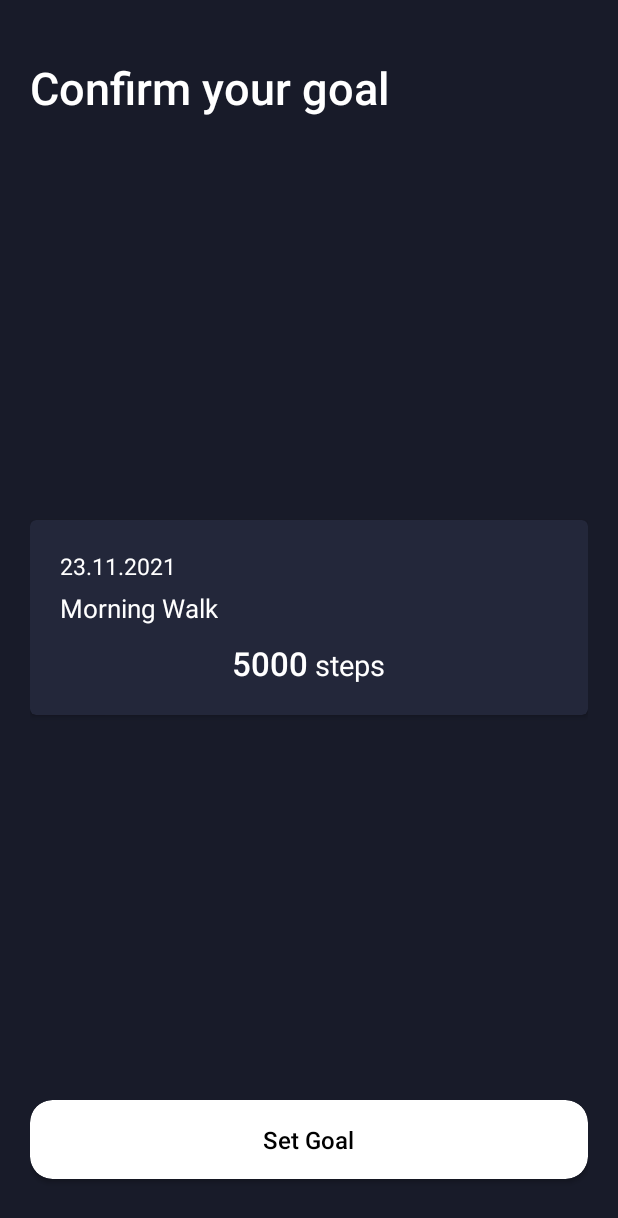
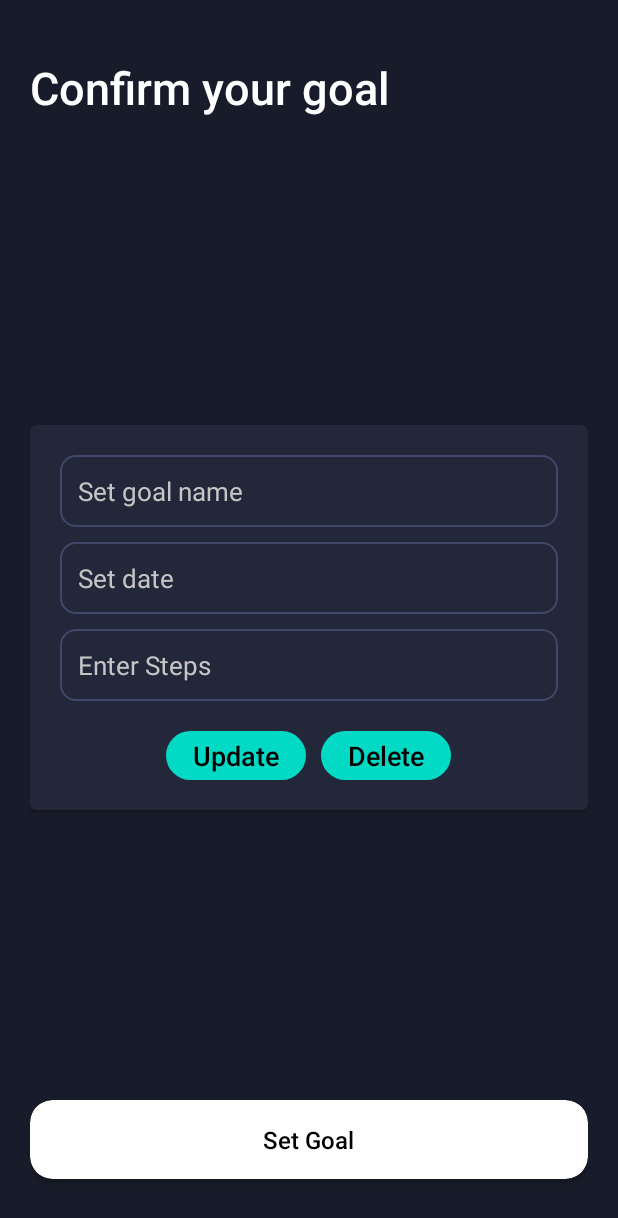
Before and after one commit to deepdhar/Fitness-App, an Android app: the SetGoalActivity screen opened directly, with no data from a screen before it, on a phone screen of 412 x 824 dp. Shown: the top 1218 px of the screen. Run offline under Robolectric (Android 15) with nearby library versions, the phone set to English and light mode, and no system bars.

Commit message:
added edit and delete functions in goals

```diff
--- a/app/src/main/java/com/example/fitnessapp/activities/SetGoalActivity.java
+++ b/app/src/main/java/com/example/fitnessapp/activities/SetGoalActivity.java
@@ -1,10 +1,12 @@
 package com.example.fitnessapp.activities;
 
+import androidx.annotation.Nullable;
 import androidx.appcompat.app.AppCompatActivity;
 import androidx.cardview.widget.CardView;
 
 import android.content.Intent;
 import android.os.Bundle;
+import android.widget.Button;
 import android.widget.TextView;
 import android.widget.Toast;
 
@@ -15,23 +17,47 @@ import com.example.fitnessapp.R;
 public class SetGoalActivity extends AppCompatActivity {
 
     TextView goalName, goalDate, goalSteps;
+    TextView updateButton, deleteButton;
     CardView setButton;
 
-    String name, date, steps;
+    String id, name, date, steps;
 
     @Override
     protected void onCreate(Bundle savedInstanceState) {
         super.onCreate(savedInstanceState);
         setContentView(R.layout.activity_set_goal);
 
-        goalDate = findViewById(R.id.item_date2);
-        goalName = findViewById(R.id.item_name2);
-        goalSteps = findViewById(R.id.item_steps2);
+        goalName = findViewById(R.id.goalNameEt2);
+        goalDate = findViewById(R.id.goalDateEt2);
+        goalSteps = findViewById(R.id.goalStepsEt2);
+        updateButton = findViewById(R.id.setGoal_updateButton);
+        deleteButton = findViewById(R.id.setGoal_deleteButton);
         setButton = findViewById(R.id.setButtonTv);
 
         getAndSetIntentData();
 
-        // when set button is pressed, todaysGoalTv in HomeFragment is updated
+        //update goals
+        updateButton.setOnClickListener(view -> {
+            name = goalName.getText().toString().trim();
+            date = goalDate.getText().toString().trim();
+            steps = goalSteps.getText().toString().trim();
+            GoalDatabaseClass goalDb = new GoalDatabaseClass(this);
+            goalDb.updateData(id, name, date, steps);
+
+            Intent intent = new Intent(getApplicationContext(), HomeActivity.class);
+            startActivity(intent);
+        });
+
+        //delete goals
+        deleteButton.setOnClickListener(view -> {
+            GoalDatabaseClass goalDb = new GoalDatabaseClass(this);
+            goalDb.deleteOneRow(id);
+
+            Intent intent = new Intent(getApplicationContext(), HomeActivity.class);
+            startActivity(intent);
+        });
+
+        // goals deleted from HomeFragment and moved to History
         setButton.setOnClickListener(view -> {
 
             //add data in history database
@@ -40,8 +66,9 @@ public class SetGoalActivity extends AppCompatActivity {
                     goalDate.getText().toString(),
                     Integer.parseInt(goalSteps.getText().toString()));
 
+            //delete data from main list after moving to history database
             GoalDatabaseClass goalDb = new GoalDatabaseClass(this);
-            goalDb.deleteOneRow(name);
+            goalDb.deleteOneRow(id);
 
             Intent intent = new Intent(getApplicationContext(), HomeActivity.class);
             intent.putExtra("steps", String.valueOf(goalSteps.getText()));
@@ -50,10 +77,19 @@ public class SetGoalActivity extends AppCompatActivity {
 
     }
 
+    @Override
+    protected void onActivityResult(int requestCode, int resultCode, @Nullable Intent data) {
+        super.onActivityResult(requestCode, resultCode, data);
+        if(requestCode==1) {
+            recreate();
+        }
+    }
+
     void getAndSetIntentData() {
-        if(getIntent().hasExtra("goalName") && getIntent().hasExtra("goalDate")
+        if(getIntent().hasExtra("goalId") && getIntent().hasExtra("goalName") && getIntent().hasExtra("goalDate")
                 && getIntent().hasExtra("goalSteps")) {
             //Getting Data from intent
+            id = getIntent().getStringExtra("goalId");
             name = getIntent().getStringExtra("goalName");
             date = getIntent().getStringExtra("goalDate");
             steps = getIntent().getStringExtra("goalSteps");
--- a/app/src/main/java/com/example/fitnessapp/adapter/GoalsAdapter.java
+++ b/app/src/main/java/com/example/fitnessapp/adapter/GoalsAdapter.java
@@ -6,6 +6,7 @@ import android.content.Intent;
 import android.view.LayoutInflater;
 import android.view.View;
 import android.view.ViewGroup;
+import android.widget.ImageView;
 import android.widget.TextView;
 
 import androidx.annotation.NonNull;
@@ -14,17 +15,16 @@ import androidx.recyclerview.widget.RecyclerView;
 
 import com.example.fitnessapp.R;
 import com.example.fitnessapp.activities.SetGoalActivity;
+import com.example.fitnessapp.utils.GoalDatabaseClass;
 
 import java.util.ArrayList;
 
-// updated 22.02.22
 public class GoalsAdapter extends RecyclerView.Adapter<GoalsAdapter.ViewHolder> {
 
     private Context context;
     private ArrayList goal_id, goal_name, goal_date, goal_steps;
 
     int position;
-    public static int stepsInt = 0;
 
     public GoalsAdapter(Context context, ArrayList goal_id, ArrayList goal_name, ArrayList goal_date, ArrayList goal_steps) {
         this.context = context;
@@ -52,6 +52,7 @@ public class GoalsAdapter extends RecyclerView.Adapter<GoalsAdapter.ViewHolder>
         //when a goal card is selected, it opens up for confirmation
         holder.cardView.setOnClickListener(view -> {
             Intent intent = new Intent(context, SetGoalActivity.class);
+            intent.putExtra("goalId", String.valueOf(goal_id.get(position)));
             intent.putExtra("goalName", String.valueOf(goal_name.get(position)));
             intent.putExtra("goalDate", String.valueOf(goal_date.get(position)));
             intent.putExtra("goalSteps", String.valueOf(goal_steps.get(position)));
--- a/app/src/main/res/layout/activity_set_goal.xml
+++ b/app/src/main/res/layout/activity_set_goal.xml
@@ -18,15 +18,74 @@
         android:layout_alignParentTop="true"
         android:layout_marginTop="18dp"/>
 
+<!--    <androidx.cardview.widget.CardView-->
+<!--        android:id="@+id/itemCardLayout2"-->
+<!--        android:layout_width="match_parent"-->
+<!--        android:layout_height="wrap_content"-->
+<!--        android:layout_centerInParent="true"-->
+<!--        android:backgroundTint="#23273A"-->
+<!--        android:elevation="10dp"-->
+<!--        app:cardCornerRadius="4dp"-->
+<!--        android:layout_marginBottom="10dp">-->
+
+<!--        <LinearLayout-->
+<!--            android:layout_width="match_parent"-->
+<!--            android:layout_height="wrap_content"-->
+<!--            android:orientation="vertical"-->
+<!--            android:padding="20dp">-->
+
+<!--            <TextView-->
+<!--                android:id="@+id/item_date2"-->
+<!--                android:layout_width="wrap_content"-->
+<!--                android:layout_height="wrap_content"-->
+<!--                android:text="23.11.2021"-->
+<!--                android:textSize="15sp"-->
+<!--                android:textColor="@color/white"/>-->
+
+<!--            <TextView-->
+<!--                android:id="@+id/item_name2"-->
+<!--                android:layout_width="wrap_content"-->
+<!--                android:layout_height="wrap_content"-->
+<!--                android:text="Morning Walk"-->
+<!--                android:textSize="17sp"-->
+<!--                android:textColor="@color/white"-->
+<!--                android:layout_marginTop="5dp"/>-->
+
+<!--            <LinearLayout-->
+<!--                android:layout_width="wrap_content"-->
+<!--                android:layout_height="wrap_content"-->
+<!--                android:orientation="horizontal"-->
+<!--                android:layout_marginTop="10dp"-->
+<!--                android:layout_gravity="center">-->
+<!--                <TextView-->
+<!--                    android:id="@+id/item_steps2"-->
+<!--                    android:layout_width="wrap_content"-->
+<!--                    android:layout_height="wrap_content"-->
+<!--                    android:text="5000"-->
+<!--                    android:textColor="@color/white"-->
+<!--                    android:textSize="22sp"-->
+<!--                    android:fontFamily="sans-serif-medium"/>-->
+<!--                <TextView-->
+<!--                    android:layout_width="wrap_content"-->
+<!--                    android:layout_height="wrap_content"-->
+<!--                    android:text=" steps"-->
+<!--                    android:textColor="@color/white"-->
+<!--                    android:textSize="19sp"/>-->
+<!--            </LinearLayout>-->
+
+<!--        </LinearLayout>-->
+
+<!--    </androidx.cardview.widget.CardView>-->
+
+
     <androidx.cardview.widget.CardView
-        android:id="@+id/itemCardLayout2"
+        android:id="@+id/setGoal_cardLayout"
         android:layout_width="match_parent"
         android:layout_height="wrap_content"
         android:layout_centerInParent="true"
         android:backgroundTint="#23273A"
         android:elevation="10dp"
-        app:cardCornerRadius="4dp"
-        android:layout_marginBottom="10dp">
+        app:cardCornerRadius="4dp">
 
         <LinearLayout
             android:layout_width="match_parent"
@@ -34,56 +93,84 @@
             android:orientation="vertical"
             android:padding="20dp">
 
-            <TextView
-                android:id="@+id/item_date2"
-                android:layout_width="wrap_content"
+            <EditText
+                android:id="@+id/goalNameEt2"
+                android:layout_width="match_parent"
                 android:layout_height="wrap_content"
-                android:text="23.11.2021"
-                android:textSize="15sp"
-                android:textColor="@color/white"/>
+                android:layout_marginBottom="10dp"
+                android:background="@drawable/button_bg3"
+                android:hint="Set goal name"
+                android:inputType="text"
+                android:lines="1"
+                android:padding="12dp"
+                android:textColor="@color/white"
+                android:textColorHint="#C5C5C5"
+                android:textSize="17sp" />
 
-            <TextView
-                android:id="@+id/item_name2"
-                android:layout_width="wrap_content"
+            <EditText
+                android:id="@+id/goalDateEt2"
+                android:layout_width="match_parent"
                 android:layout_height="wrap_content"
-                android:text="Morning Walk"
-                android:textSize="17sp"
+                android:layout_marginBottom="10dp"
+                android:background="@drawable/button_bg3"
+                android:hint="Set date"
+                android:inputType="date"
+                android:lines="1"
+                android:padding="12dp"
                 android:textColor="@color/white"
-                android:layout_marginTop="5dp"/>
+                android:textColorHint="#C5C5C5"
+                android:textSize="17sp" />
+
+            <EditText
+                android:id="@+id/goalStepsEt2"
+                android:layout_width="match_parent"
+                android:layout_height="wrap_content"
+                android:background="@drawable/button_bg3"
+                android:hint="Enter Steps"
+                android:inputType="number"
+                android:lines="1"
+                android:padding="12dp"
+                android:textColor="@color/white"
+                android:textColorHint="#C5C5C5"
+                android:textSize="17sp" />
 
             <LinearLayout
                 android:layout_width="wrap_content"
                 android:layout_height="wrap_content"
                 android:orientation="horizontal"
-                android:layout_marginTop="10dp"
-                android:layout_gravity="center">
+                android:layout_marginTop="20dp"
+                android:layout_gravity="center_horizontal">
+
                 <TextView
-                    android:id="@+id/item_steps2"
+                    android:id="@+id/setGoal_updateButton"
                     android:layout_width="wrap_content"
                     android:layout_height="wrap_content"
-                    android:text="5000"
-                    android:textColor="@color/white"
-                    android:textSize="22sp"
-                    android:fontFamily="sans-serif-medium"/>
+                    android:background="@drawable/ok_button_bg"
+                    android:fontFamily="sans-serif-medium"
+                    android:paddingHorizontal="18dp"
+                    android:paddingVertical="4dp"
+                    android:layout_marginEnd="10dp"
+                    android:text="Update"
+                    android:textColor="@color/black"
+                    android:textSize="18sp" />
+
                 <TextView
+                    android:id="@+id/setGoal_deleteButton"
                     android:layout_width="wrap_content"
                     android:layout_height="wrap_content"
-                    android:text=" steps"
-                    android:textColor="@color/white"
-                    android:textSize="19sp"/>
+                    android:background="@drawable/ok_button_bg"
+                    android:fontFamily="sans-serif-medium"
+                    android:paddingHorizontal="18dp"
+                    android:paddingVertical="4dp"
+                    android:text="Delete"
+                    android:textColor="@color/black"
+                    android:textSize="18sp" />
+
             </LinearLayout>
 
         </LinearLayout>
 
     </androidx.cardview.widget.CardView>
-
-<!--    <Button-->
-<!--        android:id="@+id/setButtonTv"-->
-<!--        android:layout_width="wrap_content"-->
-<!--        android:layout_height="wrap_content"-->
-<!--        android:layout_below="@id/itemCardLayout2"-->
-<!--        android:layout_centerHorizontal="true"-->
-<!--        android:text="Set Goal" />-->
 
     <androidx.cardview.widget.CardView
         android:id="@+id/setButtonTv"
```
Also changed, not shown: app/src/main/java/com/example/fitnessapp/utils/GoalDatabaseClass.java (+17 -2 lines), app/src/main/res/layout/item_goals.xml (+4 -3 lines), 1 other file.
